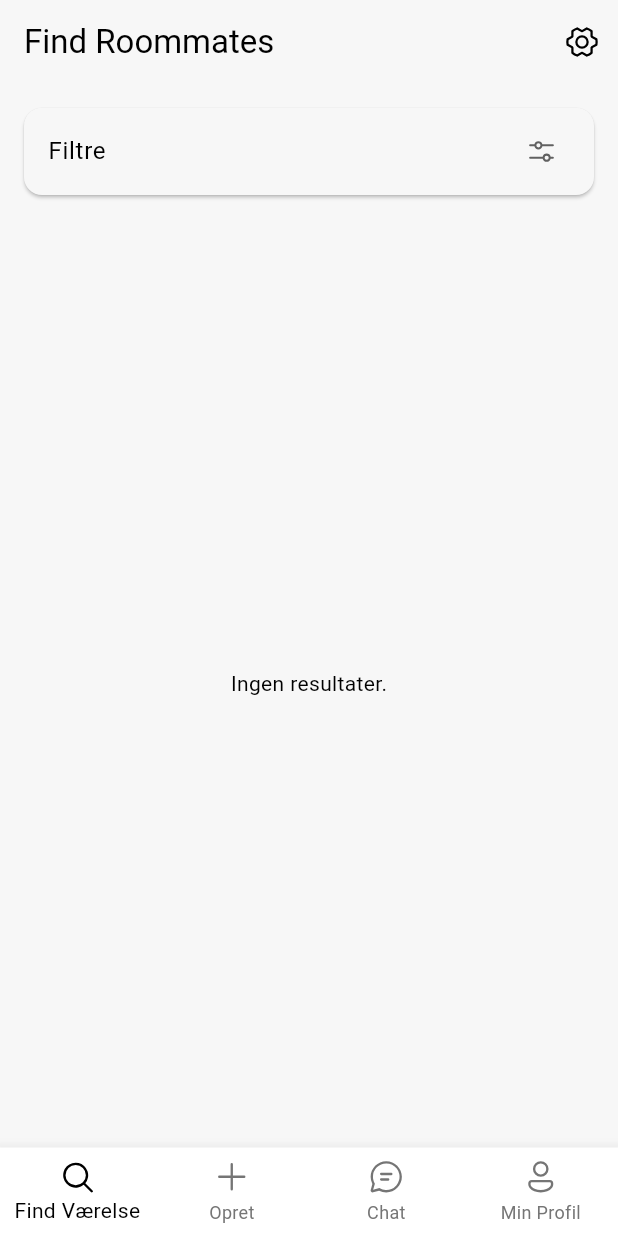
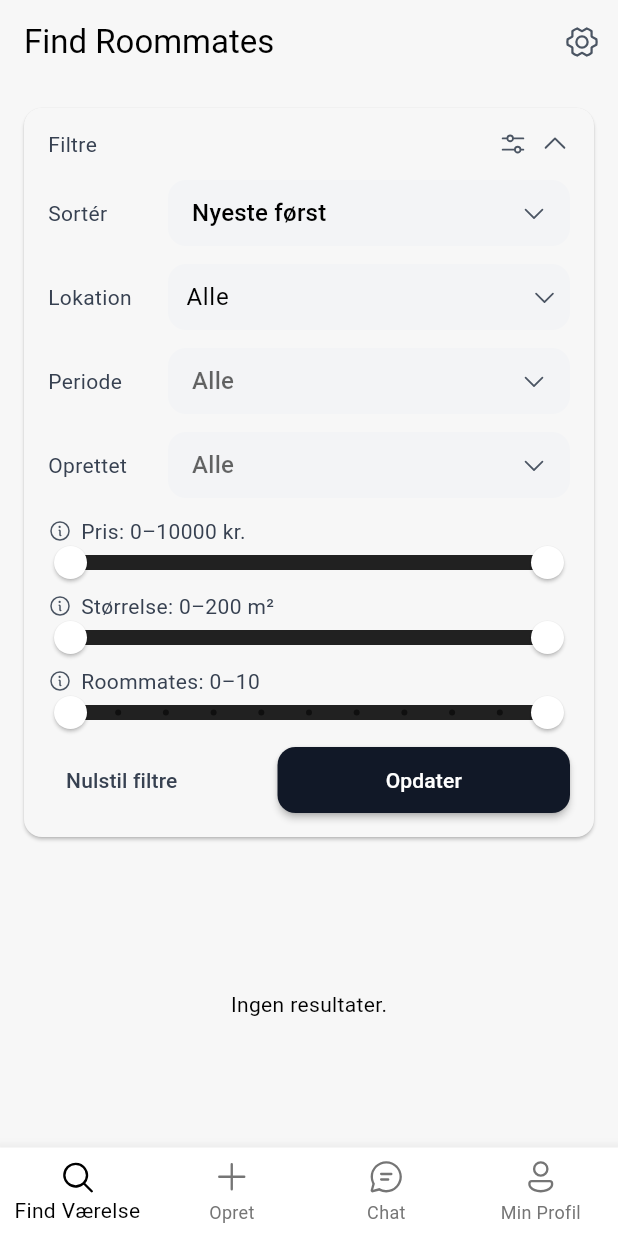
Before and after one commit to AndreasBardram/RoomFinder, a Flutter app: the screen it shows after launch, on a phone screen of 412 x 824 dp. Run offline on Flutter 3.47's test engine with Material 3 defaults, Android fonts, the phone set to English and light mode, and no system bars; drawn by our look-alikes of flutter_typeahead; our stand-ins replace cached_network_image, cloud_firestore, firebase_auth, firebase_core, firebase_storage, fluentui_system_icons and 5 more; missing offline and left inert: flutter_firebase_chat_core; accounts and stored records are empty.

Commit message:
filtre update

```diff
--- a/room_finder/lib/screens/find_værelse_screen.dart
+++ b/room_finder/lib/screens/find_værelse_screen.dart
@@ -6,35 +6,6 @@ import 'mere_information.dart';
 import 'settings_screen.dart';
 import '../components/postcode_filter_field.dart';
 import '../components/custom_styles.dart';
-
-Row _ddRow<T>({
-  required String label,
-  required T? value,
-  String? hint,
-  bool allowNull = false,
-  String nullLabel = 'Alle',
-  required List<DropdownMenuItem<T>> items,
-  required ValueChanged<T?> onChanged,
-  IconData? phosphorIcon,
-}) {
-  final fullItems = allowNull ? [DropdownMenuItem<T>(value: null, child: Text(nullLabel))] + items : items;
-  return Row(
-    crossAxisAlignment: CrossAxisAlignment.center,
-    children: [
-      SizedBox(width: 80, child: Text(label)),
-      Expanded(
-        child: DropdownButton<T>(
-          isExpanded: true,
-          value: value,
-          hint: hint != null ? Text(hint) : null,
-          items: fullItems,
-          onChanged: onChanged,
-          icon: Icon(phosphorIcon ?? PhosphorIcons.caretDown(), size: 18, color: Colors.grey[700]),
-        ),
-      ),
-    ],
-  );
-}
 
 class FindRoommatesScreen extends StatefulWidget {
   const FindRoommatesScreen({super.key});
@@ -72,6 +43,17 @@ class _FindRoommatesScreenState extends State<FindRoommatesScreen> {
 
   Stream<QuerySnapshot<Map<String, dynamic>>>? _resultsStream;
 
+  bool _filtersOpen = true;
+
+  static const _labelColor = Color(0xFF374151);
+  static const _iconColor = Color(0xFF4B5563);
+  static const _fill = Color(0xFFF3F4F6);
+  static const _btnBg = Color(0xFF111827);
+  static const _trackActive = Colors.black87;
+  static const _trackInactive = Colors.black45;
+
+  static const double _controlH = 44;
+
   @override
   void initState() {
     super.initState();
@@ -95,9 +77,15 @@ class _FindRoommatesScreenState extends State<FindRoommatesScreen> {
     final priceNeeded = _appliedPrice.start > _priceMin || _appliedPrice.end < _priceMax;
     final sizeNeeded = _appliedSize.start > _sizeMin || _appliedSize.end < _sizeMax;
     final mateNeeded = _appliedMates.start > _matesMin || _appliedMates.end < _matesMax;
-    if (priceNeeded) q = q.where('price', isGreaterThanOrEqualTo: _appliedPrice.start, isLessThanOrEqualTo: _appliedPrice.end);
-    if (sizeNeeded) q = q.where('size', isGreaterThanOrEqualTo: _appliedSize.start, isLessThanOrEqualTo: _appliedSize.end);
-    if (mateNeeded) q = q.where('roommates', isGreaterThanOrEqualTo: _appliedMates.start.round(), isLessThanOrEqualTo: _appliedMates.end.round());
+    if (priceNeeded) {
+      q = q.where('price', isGreaterThanOrEqualTo: _appliedPrice.start, isLessThanOrEqualTo: _appliedPrice.end);
+    }
+    if (sizeNeeded) {
+      q = q.where('size', isGreaterThanOrEqualTo: _appliedSize.start, isLessThanOrEqualTo: _appliedSize.end);
+    }
+    if (mateNeeded) {
+      q = q.where('roommates', isGreaterThanOrEqualTo: _appliedMates.start.round(), isLessThanOrEqualTo: _appliedMates.end.round());
+    }
     switch (_appliedSort) {
       case 'Pris ↓':
         q = q.orderBy('price', descending: true);
@@ -142,131 +130,14 @@ class _FindRoommatesScreenState extends State<FindRoommatesScreen> {
         title: const Text('Find Roommates'),
         actions: [
           IconButton(
-            icon: Icon(PhosphorIcons.gearSix()),
+            icon: Icon(PhosphorIcons.gearSix(), color: _iconColor),
             onPressed: () => Navigator.push(context, MaterialPageRoute(builder: (_) => const SettingsScreen())),
           ),
         ],
       ),
       body: Column(
         children: [
-          Card(
-            margin: const EdgeInsets.all(16),
-            shape: RoundedRectangleBorder(borderRadius: BorderRadius.circular(12)),
-            child: Theme(
-              data: Theme.of(context).copyWith(dividerColor: Colors.transparent),
-              child: ExpansionTile(
-                title: const Text('Filtre', style: TextStyle(fontWeight: FontWeight.normal)),
-                trailing: Icon(PhosphorIcons.slidersHorizontal(), color: Colors.grey[700], size: 22),
-                childrenPadding: const EdgeInsets.symmetric(horizontal: 16, vertical: 12),
-                children: [
-                  _ddRow<String>(
-                    label: 'Sortér',
-                    value: _sort,
-                    items: _sortChoices.map((s) => DropdownMenuItem(value: s, child: Text(s))).toList(),
-                    onChanged: (v) => setState(() => _sort = v ?? _sort),
-                    phosphorIcon: PhosphorIcons.sortAscending(),
-                  ),
-                  const SizedBox(height: 16),
-                  Row(
-                    crossAxisAlignment: CrossAxisAlignment.center,
-                    children: [
-                      const SizedBox(width: 80, child: Text('Lokation')),
-                      Expanded(
-                        child: Stack(
-                          alignment: Alignment.centerRight,
-                          children: [
-                            PostcodeFilterField(
-                              controller: _locCtl,
-                              onSelected: (s) => setState(() => _location = s),
-                            ),
-                            Icon(PhosphorIcons.caretDown(), size: 18, color: Colors.grey[700]),
-                          ],
-                        ),
-                      ),
-                    ],
-                  ),
-                  const SizedBox(height: 16),
-                  _ddRow<String?>(
-                    label: 'Periode',
-                    value: _period,
-                    allowNull: true,
-                    items: _periods.map((p) => DropdownMenuItem(value: p, child: Text(p))).toList(),
-                    onChanged: (v) => setState(() => _period = v),
-                    phosphorIcon: PhosphorIcons.calendar(),
-                  ),
-                  const SizedBox(height: 16),
-                  _ddRow<int?>(
-                    label: 'Oprettet',
-                    value: _maxAgeDays,
-                    allowNull: true,
-                    items: _ageChoices.entries.map((e) => DropdownMenuItem(value: e.key, child: Text(e.value))).toList(),
-                    onChanged: (v) => setState(() => _maxAgeDays = v),
-                    phosphorIcon: PhosphorIcons.clock(),
-                  ),
-                  const SizedBox(height: 16),
-                  _buildSliderWithIcon(PhosphorIcons.currencyDollarSimple(), 'Pris', '${_price.start.toInt()} – ${_price.end.toInt()} kr.'),
-                  RangeSlider(
-                    min: _priceMin,
-                    max: _priceMax,
-                    divisions: 100,
-                    labels: RangeLabels('${_price.start.toInt()} kr.', '${_price.end.toInt()} kr.'),
-                    values: _price,
-                    onChanged: (v) => setState(() => _price = v),
-                  ),
-                  const SizedBox(height: 16),
-                  _buildSliderWithIcon(PhosphorIcons.ruler(), 'Størrelse', '${_size.start.toInt()} – ${_size.end.toInt()} m²'),
-                  RangeSlider(
-                    min: _sizeMin,
-                    max: _sizeMax,
-                    divisions: 40,
-                    labels: RangeLabels('${_size.start.toInt()} m²', '${_size.end.toInt()} m²'),
-                    values: _size,
-                    onChanged: (v) => setState(() => _size = v),
-                  ),
-                  const SizedBox(height: 16),
-                  _buildSliderWithIcon(PhosphorIcons.users(), 'Roommates', '${_mates.start.toInt()} – ${_mates.end.toInt()}'),
-                  RangeSlider(
-                    min: _matesMin.toDouble(),
-                    max: _matesMax.toDouble(),
-                    divisions: 10,
-                    labels: RangeLabels(_mates.start.round().toString(), _mates.end.round().toString()),
-                    values: _mates,
-                    onChanged: (v) => setState(() => _mates = v),
-                  ),
-                  const SizedBox(height: 8),
-                  Row(
-                    children: [
-                      TextButton.icon(
-                        icon: Icon(PhosphorIcons.arrowCounterClockwise()),
-                        label: const Text('Nulstil filtre'),
-                        onPressed: () => setState(() {
-                          _locCtl.clear();
-                          _location = null;
-                          _period = null;
-                          _maxAgeDays = null;
-                          _price = const RangeValues(_priceMin, _priceMax);
-                          _size = const RangeValues(_sizeMin, _sizeMax);
-                          _mates = RangeValues(_matesMin.toDouble(), _matesMax.toDouble());
-                          _sort = 'Nyeste først';
-                        }),
-                      ),
-                      const Spacer(),
-                      SizedBox(
-                        width: 200,
-                        child: CustomButtonContainer(
-                          child: ElevatedButton(
-                            style: customElevatedButtonStyle(),
-                            onPressed: _applyFilters,
-                            child: const Text('Opdater'),
-                          ),
-                        ),
-                      ),
-                    ],
-                  ),
-                ],
-              ),
-            ),
-          ),
+          _buildFilterCard(context),
           Expanded(
             child: _resultsStream == null
                 ? const Center(child: CircularProgressIndicator())
@@ -320,13 +191,220 @@ class _FindRoommatesScreenState extends State<FindRoommatesScreen> {
     );
   }
 
-  Widget _buildSliderWithIcon(IconData icon, String label, String value) {
-    return Row(
-      children: [
-        Icon(icon, size: 18, color: Colors.grey[700]),
-        const SizedBox(width: 6),
-        Text('$label: $value', style: const TextStyle(fontSize: 14)),
-      ],
+  Widget _buildFilterCard(BuildContext context) {
+    return Card(
+      margin: const EdgeInsets.all(16),
+      shape: RoundedRectangleBorder(borderRadius: BorderRadius.circular(12)),
+      child: Column(
+        children: [
+          InkWell(
+            onTap: () => setState(() => _filtersOpen = !_filtersOpen),
+            child: Padding(
+              padding: const EdgeInsets.symmetric(horizontal: 16, vertical: 14),
+              child: Row(
+                children: [
+                  const Expanded(child: Text('Filtre', style: TextStyle(color: _labelColor))),
+                  Icon(PhosphorIcons.slidersHorizontal(), color: _iconColor, size: 20),
+                  const SizedBox(width: 8),
+                  AnimatedRotation(
+                    turns: _filtersOpen ? .5 : 0,
+                    duration: const Duration(milliseconds: 150),
+                    child: Icon(PhosphorIcons.caretDown(), color: _iconColor, size: 20),
+                  ),
+                ],
+              ),
+            ),
+          ),
+          AnimatedCrossFade(
+            crossFadeState: _filtersOpen ? CrossFadeState.showSecond : CrossFadeState.showFirst,
+            duration: const Duration(milliseconds: 150),
+            firstChild: const SizedBox.shrink(),
+            secondChild: Padding(
+              padding: const EdgeInsets.fromLTRB(16, 0, 16, 16),
+              child: Column(
+                children: [
+                  _rowLabel('Sortér', _sizedField(_ddForm<String>(
+                    context,
+                    value: _sort,
+                    items: _sortChoices.map((s) => DropdownMenuItem(value: s, child: Text(s))).toList(),
+                    onChanged: (v) => setState(() => _sort = v ?? _sort),
+                  ))),
+                  const SizedBox(height: 12),
+                  Row(
+                    crossAxisAlignment: CrossAxisAlignment.center,
+                    children: [
+                      _label('Lokation'),
+                      Expanded(
+                        child: SizedBox(
+                          height: _controlH,
+                          child: Stack(
+                            alignment: Alignment.centerRight,
+                            children: [
+                              Container(
+                                height: _controlH,
+                                decoration: BoxDecoration(color: _fill, borderRadius: BorderRadius.circular(12)),
+                                padding: const EdgeInsets.only(left: 12, right: 36),
+                                child: Center(
+                                  child: PostcodeFilterField(
+                                    controller: _locCtl,
+                                    onSelected: (s) => setState(() {
+                                      _location = s;
+                                      _locCtl.text = s ?? '';
+                                    }),
+                                  ),
+                                ),
+                              ),
+                              Padding(
+                                padding: const EdgeInsets.only(right: 8),
+                                child: Icon(PhosphorIcons.caretDown(), size: 18, color: _iconColor),
+                              ),
+                            ],
+                          ),
+                        ),
+                      ),
+                    ],
+                  ),
+                  const SizedBox(height: 12),
+                  _rowLabel('Periode', _sizedField(_ddForm<String?>(
+                    context,
+                    value: _period,
+                    hint: const Text('Alle'),
+                    items: _periods.map((p) => DropdownMenuItem(value: p, child: Text(p))).toList(),
+                    onChanged: (v) => setState(() => _period = v),
+                  ))),
+                  const SizedBox(height: 12),
+                  _rowLabel('Oprettet', _sizedField(_ddForm<int?>(
+                    context,
+                    value: _maxAgeDays,
+                    hint: const Text('Alle'),
+                    items: _ageChoices.entries.map((e) => DropdownMenuItem(value: e.key, child: Text(e.value))).toList(),
+                    onChanged: (v) => setState(() => _maxAgeDays = v),
+                  ))),
+                  const SizedBox(height: 12),
+                  _info('Pris', '${_price.start.toInt()}–${_price.end.toInt()} kr.'),
+                  _sliderTheme(context, RangeSlider(
+                    min: _priceMin,
+                    max: _priceMax,
+                    divisions: 100,
+                    values: _price,
+                    onChanged: (v) => setState(() => _price = v),
+                  )),
+                  const SizedBox(height: 8),
+                  _info('Størrelse', '${_size.start.toInt()}–${_size.end.toInt()} m²'),
+                  _sliderTheme(context, RangeSlider(
+                    min: _sizeMin,
+                    max: _sizeMax,
+                    divisions: 40,
+                    values: _size,
+                    onChanged: (v) => setState(() => _size = v),
+                  )),
+                  const SizedBox(height: 8),
+                  _info('Roommates', '${_mates.start.toInt()}–${_mates.end.toInt()}'),
+                  _sliderTheme(context, RangeSlider(
+                    min: _matesMin.toDouble(),
+                    max: _matesMax.toDouble(),
+                    divisions: 10,
+                    values: _mates,
+                    onChanged: (v) => setState(() => _mates = v),
+                  )),
+                  const SizedBox(height: 12),
+                  Row(
+                    children: [
+                      SizedBox(
+                        height: _controlH,
+                        child: TextButton(
+                          style: ButtonStyle(
+                            minimumSize: MaterialStateProperty.all(const Size(0, _controlH)),
+                            padding: MaterialStateProperty.all(const EdgeInsets.symmetric(horizontal: 12)),
+                            foregroundColor: MaterialStateProperty.all(_labelColor),
+                          ),
+                          onPressed: () => setState(() {
+                            _locCtl.clear();
+                            _location = null;
+                            _period = null;
+                            _maxAgeDays = null;
+                            _price = const RangeValues(_priceMin, _priceMax);
+                            _size = const RangeValues(_sizeMin, _sizeMax);
+                            _mates = RangeValues(_matesMin.toDouble(), _matesMax.toDouble());
+                            _sort = 'Nyeste først';
+                          }),
+                          child: const Text('Nulstil filtre'),
+                        ),
+                      ),
+                      const Spacer(),
+                      SizedBox(
+                        width: 200,
+                        height: _controlH,
+                        child: CustomButtonContainer(
+                          child: ElevatedButton(
+                            style: customElevatedButtonStyle().copyWith(
+                              minimumSize: MaterialStateProperty.all(const Size(double.infinity, _controlH)),
+                              padding: MaterialStateProperty.all(EdgeInsets.zero),
+                              backgroundColor: MaterialStateProperty.all(_btnBg),
+                              foregroundColor: MaterialStateProperty.all(Colors.white),
+                              shape: MaterialStateProperty.all(
+                                RoundedRectangleBorder(borderRadius: BorderRadius.circular(12)),
+                              ),
+                            ),
+                            onPressed: _applyFilters,
+                            child: const Text('Opdater'),
+                          ),
+                        ),
+                      ),
+                    ],
+                  ),
+                ],
+              ),
+            ),
+          ),
+        ],
+      ),
+    );
+  }
+
+  Widget _ddForm<T>(
+    BuildContext context, {
+    required List<DropdownMenuItem<T>> items,
+    required ValueChanged<T?> onChanged,
+    T? value,
+    Widget? hint,
+  }) {
+    return DropdownButtonFormField<T>(
+      value: value,
+      items: items,
+      onChanged: onChanged,
+      icon: Icon(PhosphorIcons.caretDown(), size: 18, color: _iconColor),
+      decoration: const InputDecoration(
+        isDense: true,
+        filled: true,
+        fillColor: _fill,
+        border: OutlineInputBorder(borderSide: BorderSide.none, borderRadius: BorderRadius.all(Radius.circular(12))),
+        enabledBorder: OutlineInputBorder(borderSide: BorderSide.none, borderRadius: BorderRadius.all(Radius.circular(12))),
+        focusedBorder: OutlineInputBorder(borderSide: BorderSide.none, borderRadius: BorderRadius.all(Radius.circular(12))),
+        contentPadding: EdgeInsets.symmetric(horizontal: 12, vertical: 10),
+      ),
+      hint: hint,
+    );
+  }
+
+  Widget _sizedField(Widget child) => SizedBox(height: _controlH, child: Center(child: child));
+  Widget _rowLabel(String l, Widget w) => Row(children: [_label(l), Expanded(child: w)]);
+  Widget _label(String l) => SizedBox(width: 80, child: Text(l, style: const TextStyle(color: _labelColor)));
+  Widget _info(String l, String v) => Row(children: [Icon(PhosphorIcons.info(), size: 16, color: _iconColor), const SizedBox(width: 6), Text('$l: $v', style: const TextStyle(color: _labelColor))]);
+
+  Widget _sliderTheme(BuildContext context, Widget child) {
+    final base = SliderTheme.of(context);
+    return SliderTheme(
+      data: base.copyWith(
+        trackHeight: 8,
+        activeTrackColor: _trackActive,
+        inactiveTrackColor: _trackInactive,
+        rangeThumbShape: const RoundRangeSliderThumbShape(enabledThumbRadius: 11),
+        overlayShape: SliderComponentShape.noOverlay,
+        thumbColor: Colors.white,
+        valueIndicatorColor: Colors.grey,
+      ),
+      child: child,
     );
   }
 }
```
